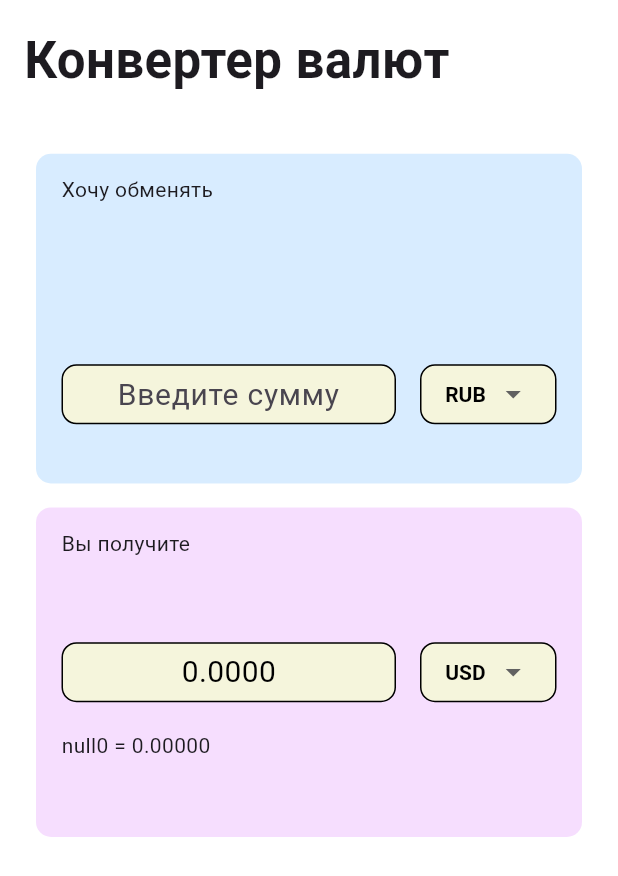
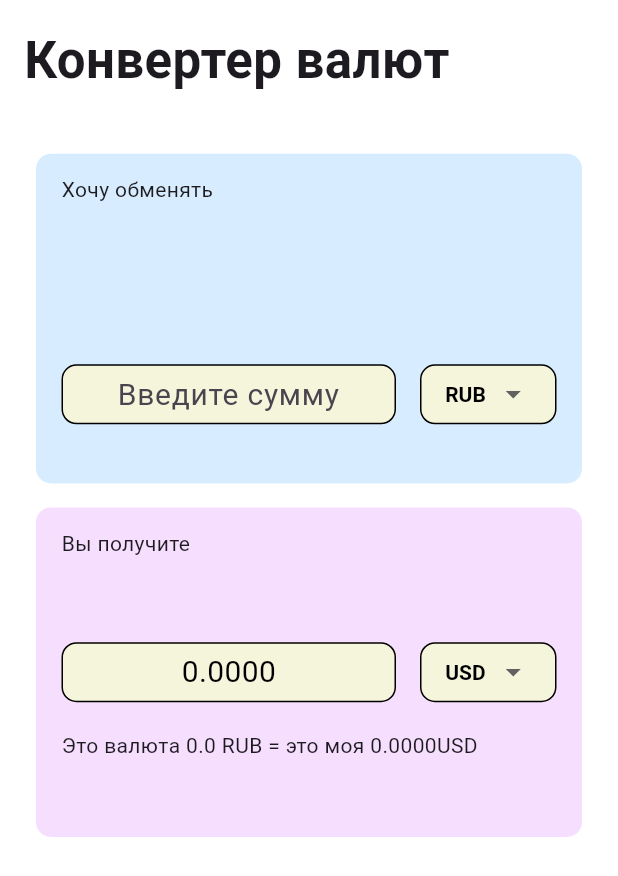
Before and after one commit to rabaun/cubit_converter, a Flutter app: the CurrencyBody screen opened directly with empty values, on a phone screen of 412 x 824 dp. Shown: the top 876 px of the screen. Run offline on Flutter 3.47's test engine with Material 3 defaults, Android fonts, the light colour scheme and no system bars; our stand-ins replace flutter_bloc, freezed_annotation, get_it, shared_preferences; accounts and stored records are empty; network calls fail.

Commit message:
Added code change  little bug fixed

```diff
--- a/lib/views/body.dart
+++ b/lib/views/body.dart
@@ -15,7 +15,6 @@ class CurrencyBody extends StatefulWidget {
 }
 
 class _CurrencyBodyState extends State<CurrencyBody> {
-
   @override
   void initState() {
     super.initState();
@@ -26,20 +25,21 @@ class _CurrencyBodyState extends State<CurrencyBody> {
   String? currency;
 
   String? firstCurrency = 'RUB';
-  String? secondCurrency= 'USD';
+  String? secondCurrency = 'USD';
 
   int firstIndex = 0;
   int secondIndex = 0;
 
-  String? firstCodeTo = '0';
-  String? secondCodeTo = '0';
+  String? firstCodeTo = '';
+  String? secondCodeTo = '';
 
-  double? firstRate;
+  double? firstRate = 0;
+  double? first = 0;
 
   double? secondRate = 0;
+  double? secondRateResult = 0;
 
   final TextEditingController _firstFromController = TextEditingController();
-
 
   Future<void> _firstSetLanguage(String currency) async {
     final prefs = await SharedPreferences.getInstance();
@@ -87,23 +87,23 @@ class _CurrencyBodyState extends State<CurrencyBody> {
           value: currency,
           // icon: const Icon(Icons.arrow_downward),
           elevation: 16,
-          style:
-          const TextStyle(color: Colors.black, fontWeight: FontWeight.bold),
+          style: const TextStyle(color: Colors.black, fontWeight: FontWeight.bold),
           underline: Container(),
           onChanged: (String? value) {
             // This is called when the user selects an item.
             setState(() {
-              List<MapEntry<String, double>>? conversionRatesList = widget.model?.conversionRates!.entries.toList();
+              List<MapEntry<String, double>>? conversionRatesList =
+                  widget.model?.conversionRates!.entries.toList();
               firstCodeTo = conversionRatesList?[firstIndex].key.toString();
+              print("это firstCodeTo $firstCodeTo");
+
               context.read<ItemCubit>().addItem(firstCodeTo);
               currency = value!;
               _firstSetLanguage(value.toString());
               firstIndex = conversionRatesList?.indexWhere((entry) => entry.key == value) ?? 0;
-              print("это индекс $firstIndex");
             });
           },
-          items:
-          Widgets.currencyList.map<DropdownMenuItem<String>>((String? value) {
+          items: Widgets.currencyList.map<DropdownMenuItem<String>>((String? value) {
             return DropdownMenuItem<String>(
               value: value,
               child: Row(
@@ -131,26 +131,30 @@ class _CurrencyBodyState extends State<CurrencyBody> {
           value: currency,
           // icon: const Icon(Icons.arrow_downward),
           elevation: 16,
-          style:
-          const TextStyle(color: Colors.black, fontWeight: FontWeight.bold),
+          style: const TextStyle(color: Colors.black, fontWeight: FontWeight.bold),
           onChanged: (String? value) {
             // This is called when the user selects an item.
             setState(() {
               var baseCode = widget.model?.baseCode;
-              List<MapEntry<String, double>>? conversionRatesList = widget.model?.conversionRates!.entries.toList();
+              List<MapEntry<String, double>>? conversionRatesList =
+                  widget.model?.conversionRates!.entries.toList();
 
               currency = value!;
               _secondSetLanguage(value.toString());
               secondIndex = conversionRatesList?.indexWhere((entry) => entry.key == value) ?? 0;
               print("это индекс $secondIndex");
 
-              firstRate= conversionRatesList?[firstIndex].value;
+              firstRate = conversionRatesList?[firstIndex].value ?? 0;
+              first = (firstRate! / firstRate!) ?? 0;
               print("Это firstRate ${firstRate}");
 
-              secondRate = conversionRatesList?[secondIndex].value;
-              print("Это secondRate ${secondRate}");
+              secondRate = conversionRatesList![secondIndex].value;
 
-              secondCodeTo =  conversionRatesList?[secondIndex].key.toString();
+              double firstValue = double.parse(_firstFromController.text);
+              secondRateResult = conversionRatesList[secondIndex].value * firstValue;
+              print("Это secondRate ${secondRateResult}");
+
+              secondCodeTo = conversionRatesList[secondIndex].key.toString();
             });
           },
           items: Widgets.currencyList.map<DropdownMenuItem<String>>((String? value) {
@@ -163,8 +167,7 @@ class _CurrencyBodyState extends State<CurrencyBody> {
               ),
             );
           }).toList(),
-        )
-    );
+        ));
   }
 
   firstRowWidget() {
@@ -182,9 +185,7 @@ class _CurrencyBodyState extends State<CurrencyBody> {
           ),
           Expanded(
             flex: 2,
-            child: Row(
-                mainAxisAlignment: MainAxisAlignment.spaceBetween,
-                children: <Widget>[
+            child: Row(mainAxisAlignment: MainAxisAlignment.spaceBetween, children: <Widget>[
               Expanded(
                 flex: 7,
                 child: Padding(
@@ -196,24 +197,19 @@ class _CurrencyBodyState extends State<CurrencyBody> {
                     decoration: BoxDecoration(
                         color: const Color(0xfff5f5dc),
                         border: Border.all(),
-                            borderRadius:
-                            const BorderRadius.all(Radius.circular(10))),
+                        borderRadius: const BorderRadius.all(Radius.circular(10))),
                     child: TextField(
                       maxLines: 1,
                       controller: _firstFromController,
                       keyboardType: TextInputType.number,
                       textAlign: TextAlign.center,
-                          style: const TextStyle(
-                              color: Colors.black, fontSize: 20),
+                      style: const TextStyle(color: Colors.black, fontSize: 20),
                       textAlignVertical: TextAlignVertical.center,
                       decoration: InputDecoration(
                         border: const OutlineInputBorder(
                             borderSide: BorderSide.none,
-                                borderRadius:
-                                BorderRadius.all(Radius.circular(30))),
-                            fillColor: Theme.of(context)
-                                .inputDecorationTheme
-                                .fillColor,
+                            borderRadius: BorderRadius.all(Radius.circular(30))),
+                        fillColor: Theme.of(context).inputDecorationTheme.fillColor,
                         contentPadding: EdgeInsets.zero,
                         hintText: 'Введите сумму',
                       ),
@@ -250,9 +246,7 @@ class _CurrencyBodyState extends State<CurrencyBody> {
           ),
           Expanded(
             flex: 2,
-            child: Row(
-                mainAxisAlignment: MainAxisAlignment.spaceBetween,
-                children: <Widget>[
+            child: Row(mainAxisAlignment: MainAxisAlignment.spaceBetween, children: <Widget>[
               Expanded(
                 flex: 7,
                 child: Padding(
@@ -264,12 +258,10 @@ class _CurrencyBodyState extends State<CurrencyBody> {
                     decoration: BoxDecoration(
                         color: const Color(0xfff5f5dc),
                         border: Border.all(),
-                            borderRadius:
-                            const BorderRadius.all(Radius.circular(10))),
+                        borderRadius: const BorderRadius.all(Radius.circular(10))),
                     child: Text(
-                          '${secondRate?.toStringAsFixed(4) ?? 0}',
-                          style: const TextStyle(
-                              color: Colors.black, fontSize: 20),
+                      '${secondRateResult?.toStringAsFixed(4) ?? 0}',
+                      style: const TextStyle(color: Colors.black, fontSize: 20),
                     ),
                   ),
                 ),
@@ -289,7 +281,7 @@ class _CurrencyBodyState extends State<CurrencyBody> {
               padding: const EdgeInsets.fromLTRB(8, 5, 0, 5),
               child: (secondRate != null)
                   ? Text(
-                  '${firstRate.toString() ?? ''}${firstCodeTo.toString() ?? ''} = ${secondRate?.toStringAsFixed(4) ?? 0}${secondCodeTo.toString() ?? ''}')
+                      'Это валюта ${first ?? 0} ${firstCurrency ?? 'Нет валюты'} = это моя ${secondRate?.toStringAsFixed(4) ?? 0}${secondCurrency.toString() ?? ''}')
                   : const Text(''),
             ),
           ),
@@ -298,11 +290,8 @@ class _CurrencyBodyState extends State<CurrencyBody> {
     );
   }
 
-
   @override
   Widget build(BuildContext context) {
-
-
     return Scaffold(
       resizeToAvoidBottomInset: false,
       backgroundColor: Colors.white60,
@@ -320,8 +309,7 @@ class _CurrencyBodyState extends State<CurrencyBody> {
                     flex: 1,
                     child: Text(
                       'Конвертер валют',
-                      style:
-                      TextStyle(fontSize: 34, fontWeight: FontWeight.bold),
+                      style: TextStyle(fontSize: 34, fontWeight: FontWeight.bold),
                     ),
                   ),
                   Expanded(
@@ -333,8 +321,7 @@ class _CurrencyBodyState extends State<CurrencyBody> {
                           decoration: BoxDecoration(
                               color: const Color(0xffD8ECFF),
                               border: Border.all(color: Colors.transparent),
-                              borderRadius:
-                              const BorderRadius.all(Radius.circular(10))),
+                              borderRadius: const BorderRadius.all(Radius.circular(10))),
                           child: firstRowWidget()),
                     ),
                   ),
@@ -347,8 +334,7 @@ class _CurrencyBodyState extends State<CurrencyBody> {
                           decoration: BoxDecoration(
                               color: const Color(0xffF6DEFE),
                               border: Border.all(color: Colors.transparent),
-                              borderRadius:
-                              const BorderRadius.all(Radius.circular(10))),
+                              borderRadius: const BorderRadius.all(Radius.circular(10))),
                           child: secondRowWidget()),
                     ),
                   ),
```
Also changed, not shown: 1 other file. Lines whose indentation alone changed are shown as unchanged.
